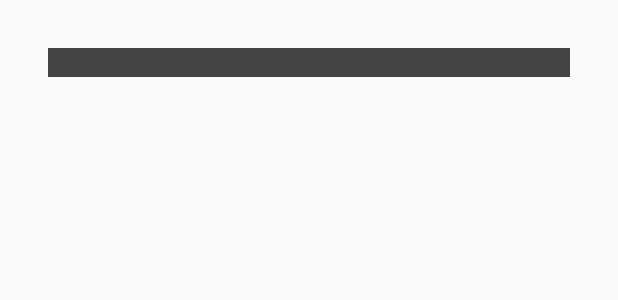
After one commit to andr000ide/Conta-me-Historias, an Android app: the layout view_drop_down_menu_selected.xml on its own in the app's theme, with its tools: preview values and no code run, on a phone screen of 412 x 824 dp. The commit adds this screen. Shown: the top 300 px of the screen. Run offline under Robolectric (Android 15) with nearby library versions, the phone set to English and light mode, and no system bars.

Commit message:
Update 11 março 17:30

```diff
--- a/app/build.gradle
+++ b/app/build.gradle
@@ -8,7 +8,7 @@ android {
     compileSdkVersion 28
     defaultConfig {
         applicationId "com.example.projetofinal"
-        minSdkVersion 15
+        minSdkVersion 16
         targetSdkVersion 28
         versionCode 1
         versionName "1.0"
@@ -34,4 +34,6 @@ dependencies {
     androidTestImplementation 'com.android.support.test:runner:1.0.2'
     androidTestImplementation 'com.android.support.test.espresso:espresso-core:3.0.2'
     implementation 'com.android.support:design:28.0.0'
+    implementation 'com.github.siralam:DropDownView:cba3b9f19c'
+
 }
--- /dev/null
+++ b/app/src/main/res/drawable/ic_search_blue_24dp.xml
@@ -0,0 +1,5 @@
+<vector android:height="24dp" android:tint="#3C8EFF"
+    android:viewportHeight="24.0" android:viewportWidth="24.0"
+    android:width="24dp" xmlns:android="http://schemas.android.com/apk/res/android">
+    <path android:fillColor="#FF000000" android:pathData="M15.5,14h-0.79l-0.28,-0.27C15.41,12.59 16,11.11 16,9.5 16,5.91 13.09,3 9.5,3S3,5.91 3,9.5 5.91,16 9.5,16c1.61,0 3.09,-0.59 4.23,-1.57l0.27,0.28v0.79l5,4.99L20.49,19l-4.99,-5zM9.5,14C7.01,14 5,11.99 5,9.5S7.01,5 9.5,5 14,7.01 14,9.5 11.99,14 9.5,14z"/>
+</vector>
--- a/app/src/main/res/layout/activity_main.xml
+++ b/app/src/main/res/layout/activity_main.xml
@@ -77,6 +77,7 @@
                    android:layout_width="60dp"
                    android:layout_height="40dp"
                    android:layout_marginEnd="20dp"
+                   android:layout_marginRight="20dp"
                    android:background="@drawable/en_en"/>
 
         <ImageView android:id="@+id/portugal"
--- /dev/null
+++ b/app/src/main/res/layout/view_drop_down_menu_selected.xml
@@ -0,0 +1,21 @@
+<?xml version="1.0" encoding="utf-8"?>
+<android.support.constraint.ConstraintLayout xmlns:android="http://schemas.android.com/apk/res/android"
+                                             xmlns:app="http://schemas.android.com/apk/res-auto"
+                                             android:layout_width="match_parent"
+                                             android:layout_height="wrap_content"
+                                             android:background="#444444"
+                                             android:layout_margin="32dp">
+
+    <TextView
+            android:id="@+id/txtDropDownLabel"
+            android:layout_width="wrap_content"
+            android:layout_height="wrap_content"
+            android:layout_marginLeft="6dp"
+            android:layout_marginStart="6dp"
+            android:gravity="center_horizontal"
+            android:textColor="@android:color/black"
+            app:layout_constraintBottom_toBottomOf="parent"
+            app:layout_constraintStart_toStartOf="parent"
+            app:layout_constraintTop_toTopOf="parent" />
+
+</android.support.constraint.ConstraintLayout>
--- a/build.gradle
+++ b/build.gradle
@@ -19,8 +19,10 @@ allprojects {
     repositories {
         google()
         jcenter()
+        maven { url "https://jitpack.io" }
 
     }
+
 }
 
 task clean(type: Delete) {
```
Also changed, not shown: app/src/main/java/com/example/projetofinal/CustomDropDownAdapter.kt (+13 -9 lines), app/src/main/java/com/example/projetofinal/FragmentTwo.kt (+33 -19 lines), app/src/main/res/drawable/ic_search_black_24dp.xml (added, +9 -0 lines), app/src/main/res/layout/pesquisar.xml (+26 -2 lines), app/src/main/res/drawable/en_en.png, app/src/main/res/drawable/en_en_dark.png, app/src/main/res/drawable/pt_pt.png, app/src/main/res/drawable/pt_pt_dark.png.
